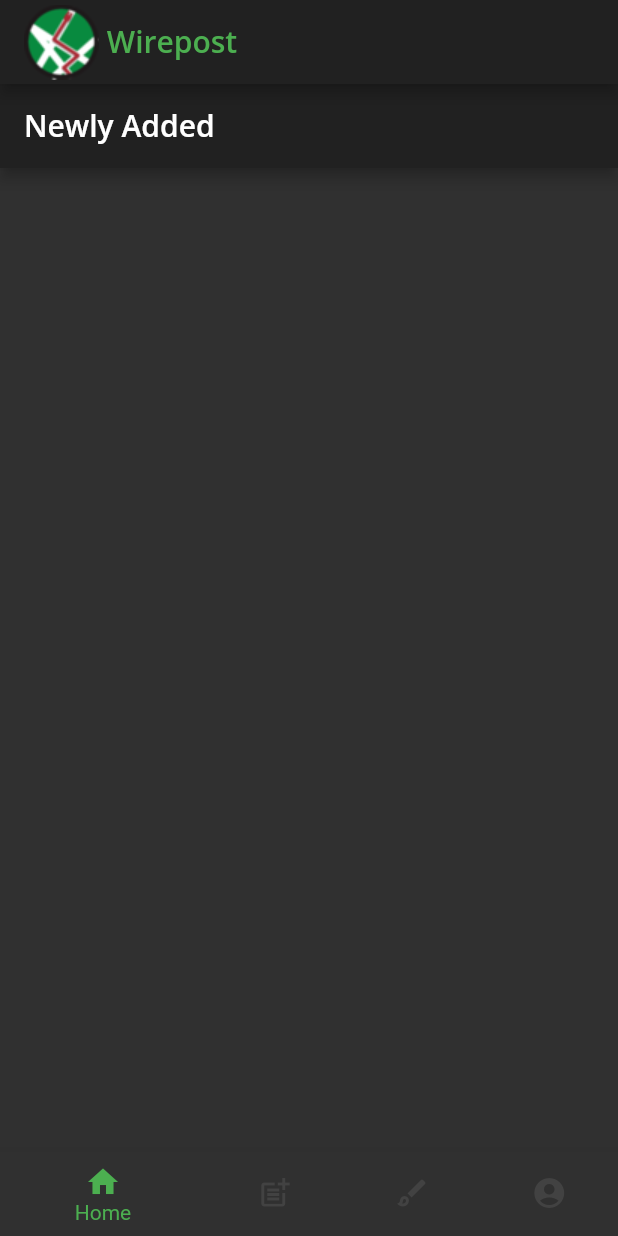
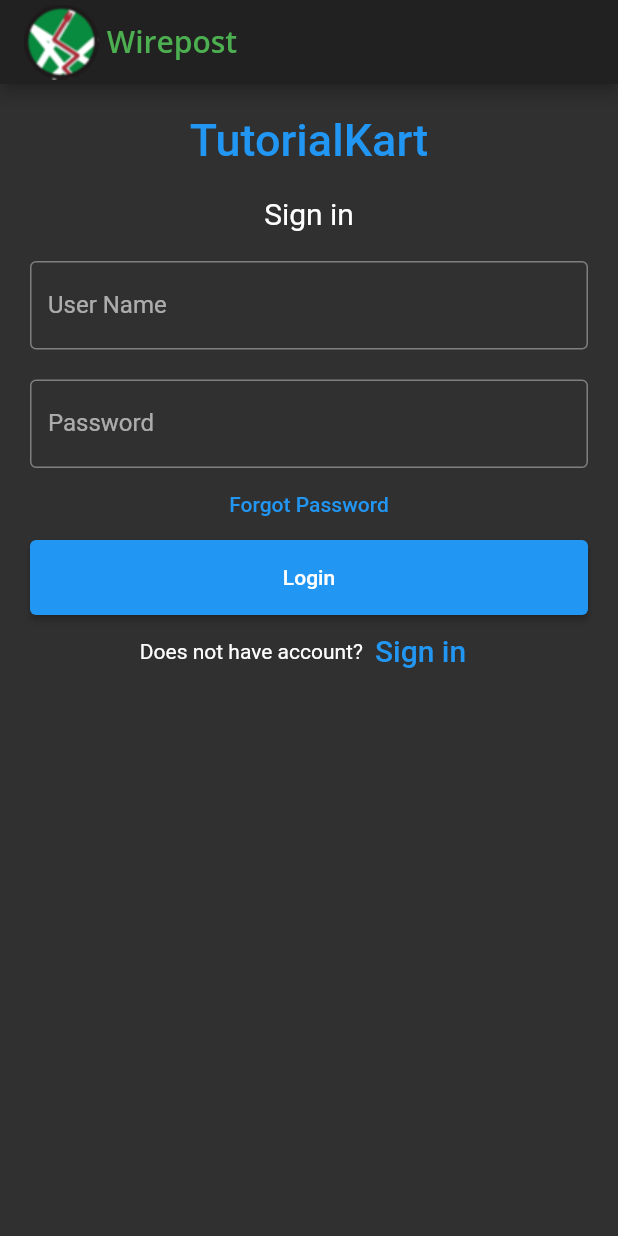
Before and after one commit to moonshine404/wirepostt, a Flutter app: the screen it shows after launch, on a phone screen of 412 x 824 dp. Run offline on Flutter 3.47's test engine with Material 2 defaults, Android fonts, the phone set to English and light mode, and no system bars; our stand-ins replace google_fonts.

Commit message:
login page update

```diff
--- /dev/null
+++ b/lib/loginpage.dart
@@ -0,0 +1,106 @@
+import 'package:flutter/material.dart';
+import 'dart:convert';
+import 'package:http/http.dart' as http;
+
+class loginpage extends StatefulWidget{
+  const loginpage({Key? key}) : super(key: key);
+
+  @override
+  _LoginState createState() => _LoginState();
+}
+
+class _LoginState extends State <loginpage>{
+  TextEditingController nameController = TextEditingController();
+  TextEditingController passwordController = TextEditingController();
+
+  @override
+  Widget build(BuildContext context) {
+    return Scaffold(
+      appBar: AppBar(
+        title: (Row(
+          children: [
+            Image.asset('assets/logofix.png'),
+            Text(' '),
+            Text('Wirepost', style: TextStyle(color: Colors.green))
+          ],
+        )),
+      ),
+      body: Padding(
+        padding: const EdgeInsets.all(10),
+        child: ListView(
+          children: <Widget>[
+            Container(
+                alignment: Alignment.center,
+                padding: const EdgeInsets.all(10),
+                child: const Text(
+                  'TutorialKart',
+                  style: TextStyle(
+                      color: Colors.blue,
+                      fontWeight: FontWeight.w500,
+                      fontSize: 30),
+                )),
+            Container(
+                alignment: Alignment.center,
+                padding: const EdgeInsets.all(10),
+                child: const Text(
+                  'Sign in',
+                  style: TextStyle(fontSize: 20),
+                )),
+            Container(
+              padding: const EdgeInsets.all(10),
+              child: TextField(
+                controller: nameController,
+                decoration: const InputDecoration(
+                  border: OutlineInputBorder(),
+                  labelText: 'User Name',
+                ),
+              ),
+            ),
+            Container(
+              padding: const EdgeInsets.fromLTRB(10, 10, 10, 0),
+              child: TextField(
+                obscureText: true,
+                controller: passwordController,
+                decoration: const InputDecoration(
+                  border: OutlineInputBorder(),
+                  labelText: 'Password',
+                ),
+              ),
+            ),
+            TextButton(
+              onPressed: () {
+                //forgot password screen
+              },
+              child: const Text('Forgot Password',),
+            ),
+            Container(
+                height: 50,
+                padding: const EdgeInsets.fromLTRB(10, 0, 10, 0),
+                child: ElevatedButton(
+                  child: const Text('Login'),
+                  onPressed: () {
+                    print(nameController.text);
+                    print(passwordController.text);
+                  },
+                )
+            ),
+            Row(
+              children: <Widget>[
+                const Text('Does not have account?'),
+                TextButton(
+                  child: const Text(
+                    'Sign in',
+                    style: TextStyle(fontSize: 20),
+                  ),
+                  onPressed: () {
+                    //signup screen
+                  },
+                )
+              ],
+              mainAxisAlignment: MainAxisAlignment.center,
+            ),
+          ],
+        ))
+    );
+  }
+}
--- a/lib/main.dart
+++ b/lib/main.dart
@@ -1,5 +1,6 @@
 import 'package:flutter/material.dart';
 import 'package:google_fonts/google_fonts.dart';
+import 'package:wirepostt/loginpage.dart';
 import 'fooderlich_theme.dart';
 import 'home.dart';
 
@@ -20,7 +21,7 @@
     return MaterialApp(
       theme: theme,
       title: 'Wirepost',
-      home: const Home(),
+      home: const loginpage(),
     );
   }
 }
```
